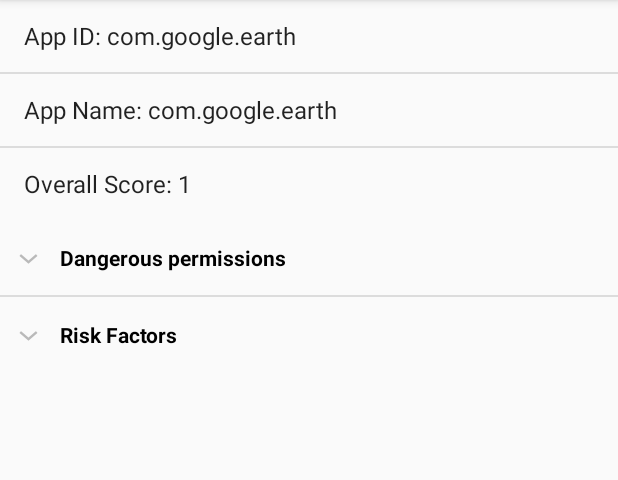
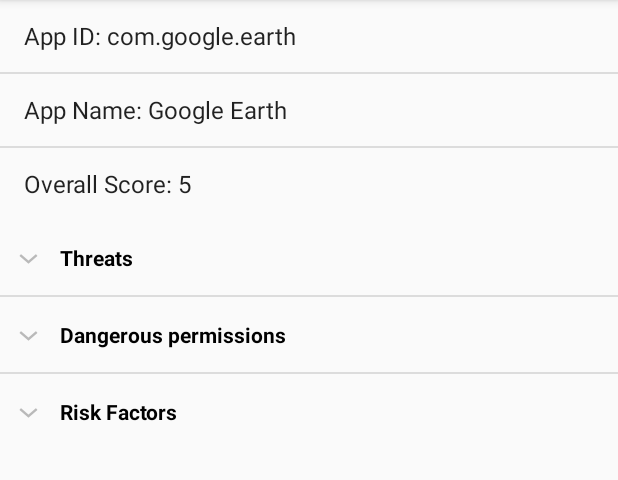
Before and after one commit to vincentchov/SDP-AndroidRiskAssessment, an Android app: the screen it shows after launch (MainActivity), on a phone screen of 412 x 824 dp, the part 84-564 px from its top. Run offline under Robolectric (Android 15) with nearby library versions, the phone set to English and light mode, and no system bars.

Commit message:
Update the mockup

```diff
--- a/Client/RiskAssessment/app/src/main/java/com/vincentchov/android/riskassessment/ExpandableListDataPump.java
+++ b/Client/RiskAssessment/app/src/main/java/com/vincentchov/android/riskassessment/ExpandableListDataPump.java
@@ -1,26 +1,21 @@
 package com.vincentchov.android.riskassessment;
-
-import android.util.Log;
-
-import org.json.JSONObject;
 
 import java.util.ArrayList;
 import java.util.HashMap;
-import java.util.Iterator;
 import java.util.List;
 
 public class ExpandableListDataPump {
+    private static HashMap<String, List<String>> mExpandableListDetail;
+
     public static HashMap<String, List<String>> getData() {
-        HashMap<String, List<String>> expandableListDetail = new HashMap<String, List<String>>();
+        mExpandableListDetail = new HashMap<String, List<String>>();
         // AppID
         String appID = "com.google.earth";
-        List<String> app_ID = new ArrayList<String>();
-        app_ID.add(appID);
 
         // App name
-        String appName = "com.google.earth";
+        String appName = "Google Earth";
 
-        String overallScore = "1";
+        String overallScore = "5";
 
         // Dangerous permissions
         List<String> dangerous_permissions = new ArrayList<String>();
@@ -38,14 +33,15 @@ public class ExpandableListDataPump {
         // Risk Factors
         List<String> riskFactors = new ArrayList<String>();
         riskFactors.add("Risk factors identfied: None");
-        riskFactors.add("Total points contributed: 1");
+        riskFactors.add("Total points contributed: 4");
 
-//        List<List<String>> stuff = new ArrayList<List<String>>();
-//        stuff.add(dangerous_permissions);
-//        expandableListDetail.put("Stuff", stuff);
-//        expandableListDetail.put("AppID", app_ID);
-        expandableListDetail.put("Dangerous permissions", dangerous_permissions);
-        expandableListDetail.put("Risk Factors", riskFactors);
-        return expandableListDetail;
+        // Threats
+        List<String> threats = new ArrayList<String>();
+        threats.add("This application contains at least one system-level or developer-defined permission. These types of permissions can exhibit behavior that is not typical of any other permission, and cannot be detected by our algorithm. Most often, these permissions are used for harmless purposes, but they are liable to do anything with the information they are provided.");
+
+        mExpandableListDetail.put("Dangerous permissions", dangerous_permissions);
+        mExpandableListDetail.put("Risk Factors", riskFactors);
+        mExpandableListDetail.put("Threats", threats);
+        return mExpandableListDetail;
     }
 }
--- a/Client/RiskAssessment/app/src/main/java/com/vincentchov/android/riskassessment/MainActivity.java
+++ b/Client/RiskAssessment/app/src/main/java/com/vincentchov/android/riskassessment/MainActivity.java
@@ -27,8 +27,8 @@ public class MainActivity extends AppCompatActivity {
         generalListView = (ListView) findViewById(R.id.generalListView);
         generalInfoList = new ArrayList<String>();
         generalInfoList.add(String.format("App ID: %s", "com.google.earth"));
-        generalInfoList.add(String.format("App Name: %s", "com.google.earth"));
-        generalInfoList.add(String.format("Overall Score: %s", "1"));
+        generalInfoList.add(String.format("App Name: %s", "Google Earth"));
+        generalInfoList.add(String.format("Overall Score: %s", "5"));
         generalListViewAdapter = new ArrayAdapter<String>(this, android.R.layout.simple_list_item_1, generalInfoList);
         generalListView.setAdapter(generalListViewAdapter);
 
```
